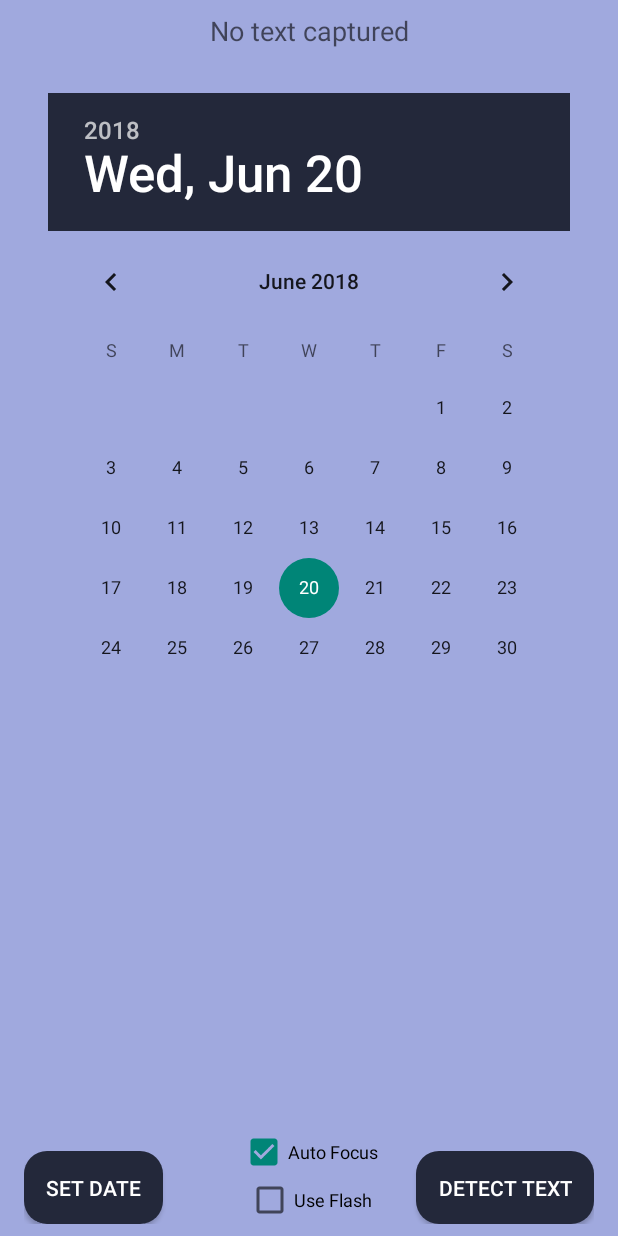
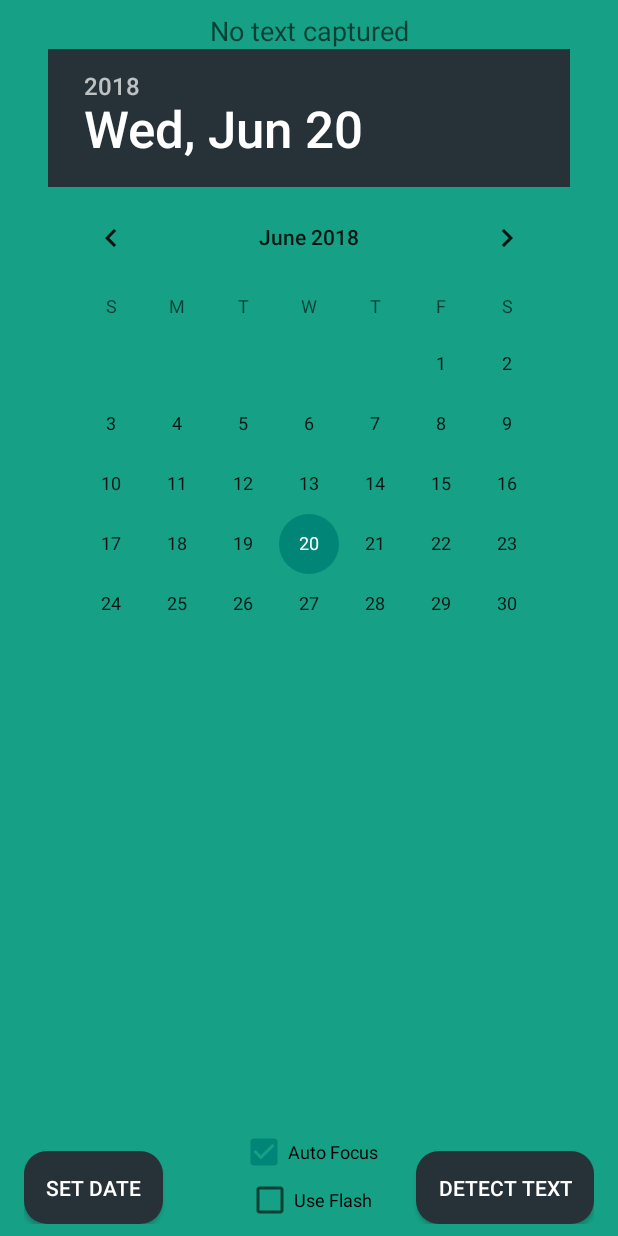
Before and after one commit to RasmusEdvardsen/wastelessandroid, an Android app: the OcrResultActivity screen opened directly, with no data from a screen before it, after a tap on "SET DATE", on a phone screen of 412 x 824 dp. Run offline under Robolectric (Android 15) with nearby library versions, the phone set to English and light mode, and no system bars; 1 other tap on this screen came first.

```diff
--- a/app/src/main/java/save/the/environment/wastelessclient/activities/OcrResultActivity.java
+++ b/app/src/main/java/save/the/environment/wastelessclient/activities/OcrResultActivity.java
@@ -61,7 +61,8 @@ public class OcrResultActivity extends Activity implements View.OnClickListener
         setDate.setOnClickListener(new View.OnClickListener() {
             @Override
             public void onClick(View view) {
-                String datePickerDate = datePicker.getYear() + "-"+ + datePicker.getMonth() + "-" + datePicker.getDayOfMonth();
+                String datePickerDate = datePicker.getYear() + "-" + (datePicker.getMonth() < 9 ? "0"+(datePicker.getMonth()+1) : (datePicker.getMonth()+1)) + "-" + datePicker.getDayOfMonth();
+                Log.i("information", datePickerDate);
                 DateTimeFormatter formatter = DateTimeFormat.forPattern("yyyy-MM-dd");
                 try {
                     String barcode = getIntent().getStringExtra("ean");
--- a/app/src/main/java/save/the/environment/wastelessclient/services/AsyncTaskService.java
+++ b/app/src/main/java/save/the/environment/wastelessclient/services/AsyncTaskService.java
@@ -145,7 +145,6 @@ public class AsyncTaskService {
                         //TODO: The rest of this code might not wait for the async to finish
                         //TODO: Check for products expiring < 1 day
                         boolean expiring = false;
-                        boolean isExpired = false;
                         UserModel.getInstance();
                         DateTimeFormatter formatter = DateTimeFormat.forPattern("yyyy-MM-dd HH:mm:ss");
                         for (Product product : UserModel.getProducts()){
@@ -155,8 +154,7 @@ public class AsyncTaskService {
                                 DateTime expDate = formatter.parseDateTime(formattedDate);
                                 DateTime nowDate = new DateTime();
                                 long diff = expDate.getMillis() - nowDate.getMillis();
-                                if(diff < 0) isExpired = true;
-                                if(diff < 86400000 * 2) expiring = true;
+                                if(diff < 86400000 * 2 && diff > 0) expiring = true;
                             }
                         }
                         if(expiring) ExpiryNotifier.createAndNotify(ctx);
--- a/app/src/main/res/layout/activity_inventory.xml
+++ b/app/src/main/res/layout/activity_inventory.xml
@@ -6,13 +6,15 @@
     android:layout_height="match_parent"
     tools:context="save.the.environment.wastelessclient.activities.InventoryActivity"
     android:animateLayoutChanges="true"
-    android:background="@color/colorPrimaryLight"
+    android:background="@color/colorPrimaryDarkTransparent"
     android:padding="@dimen/activity_horizontal_margin">
 
     <ListView
         android:id="@+id/inventoryListView"
         android:layout_width="wrap_content"
         android:layout_height="match_parent"
+        android:divider="@android:color/white"
+        android:dividerHeight="2dp"
         android:padding="@dimen/activity_horizontal_margin">
     </ListView>
 </RelativeLayout>
--- a/app/src/main/res/layout/preocr_menu.xml
+++ b/app/src/main/res/layout/preocr_menu.xml
@@ -5,7 +5,7 @@
     android:paddingRight="@dimen/activity_horizontal_margin"
     android:paddingTop="8dp"
     android:paddingBottom="8dp"
-    android:background="@color/colorPrimaryLightLight">
+    android:background="@color/colorAccent">
 
     <TextView
         android:layout_width="match_parent"
@@ -16,20 +16,12 @@
         android:layout_centerHorizontal="true"
         android:textAlignment="center"/>
 
-    <TextView
-        android:layout_width="match_parent"
-        android:layout_height="wrap_content"
-        android:textAppearance="?android:attr/textAppearanceLarge"
-        android:id="@+id/text_value"
-        android:layout_below="@+id/status_message"
-        android:textAlignment="center"/>
-
     <DatePicker
         android:id="@+id/datePicker"
         android:layout_width="wrap_content"
         android:layout_height="wrap_content"
         android:layout_above="@+id/auto_focus"
-        android:layout_below="@+id/text_value"
+        android:layout_below="@+id/status_message"
         android:headerBackground="@color/colorPrimaryDark"
         android:layout_centerHorizontal="true" />
 
--- a/app/src/main/res/values/colors.xml
+++ b/app/src/main/res/values/colors.xml
@@ -1,12 +1,13 @@
 <?xml version="1.0" encoding="utf-8"?>
 <resources>
     <color name="colorPrimary">#3F51B5</color>
-    <color name="colorPrimaryDark">#23283A</color>
-    <color name="colorAccent">#FF4081</color>
-    <color name="colorPink">#FE104D</color>
-    <color name="colorPrimaryDarkTransparent">#F223283A</color>
+    <color name="colorPrimaryDark">#263238</color>
+    <color name="colorAccent">#16a085</color>
+    <color name="colorPink">#ef9a9a</color>
+    <color name="colorPrimaryDarkTransparent">#F2263238</color>
     <color name="colorPrimaryLight">#4023283A</color>
-    <color name="colorPrimaryLightLight">#a0a9de</color>
+    <color name="colorPrimaryLightLight">#9fa8da</color>
+
 </resources>
 
 <!--
```
Also changed, not shown: app/src/main/java/save/the/environment/wastelessclient/miscellaneous/ProductList.java (+22 -5 lines), app/src/main/res/layout/inventory_item.xml (+5 -3 lines), app/src/main/res/drawable/baseline_clear_white_18dp.png (added).
